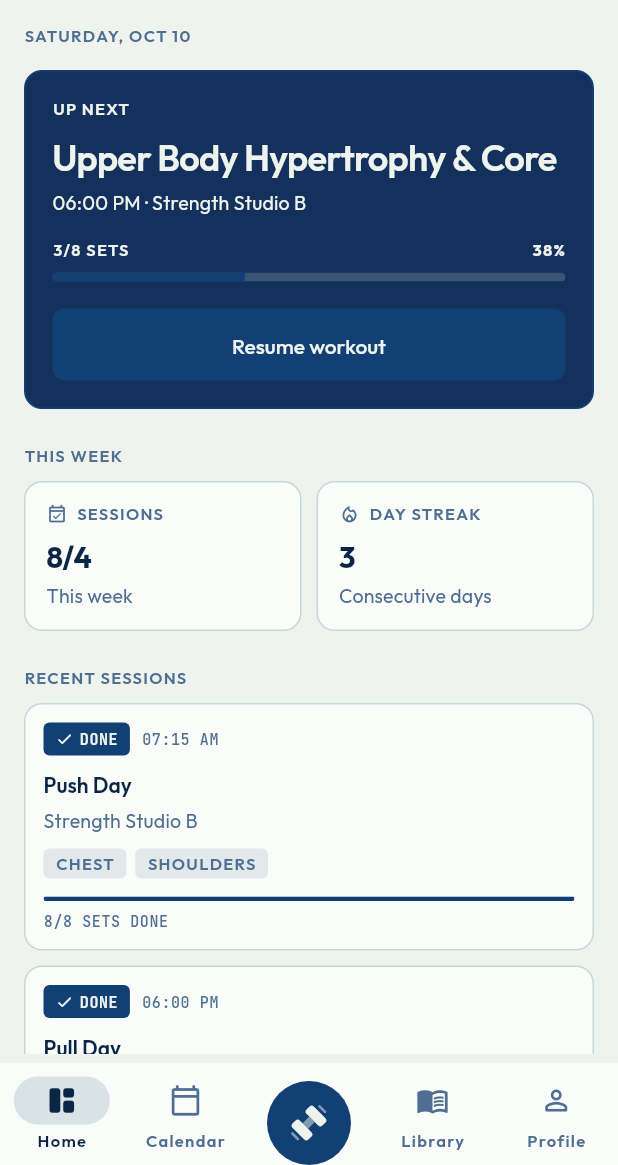
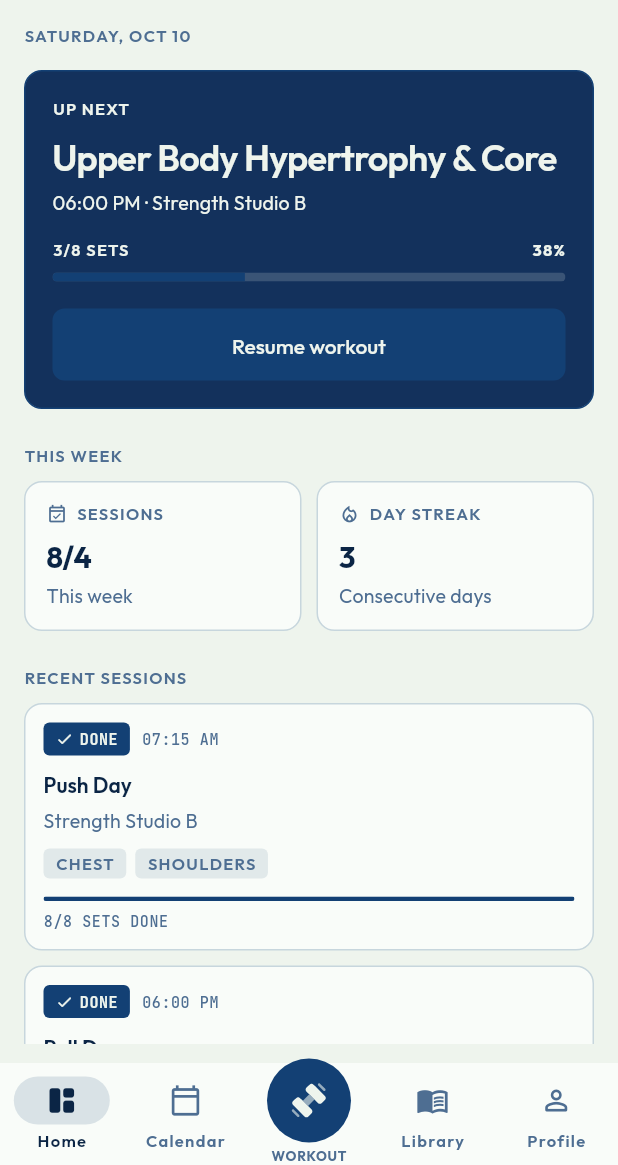
Before and after one commit to swcidd/plus_one, a Flutter app: the screen it shows after launch, on a phone screen of 412 x 824 dp, the part 71-1236 px from its top. Run offline on Flutter 3.47's test engine with Material 3 defaults, Android fonts, the phone set to English and light mode, and no system bars; our stand-ins replace equatable, flutter_svg, google_fonts.

Commit message:
fix(assets): lighten the dumbbell mark and label the action
The asset shipped a near-black fill, which put a dark glyph on the
primary container in light mode and on Mint Cream in dark mode - low
contrast in one, invisible in the other. Recoloured the file to a white
silhouette and raised the two secondary paths from 0.5 to 0.6 opacity
so the mark still shows internal structure once it is no longer a
dark shape on a dark shape.

The srcIn filter stays as well. The authored colour is now correct on
its own, but keeping the tint means a future change to the primary
colour cannot leave a fixed-dark mark stranded on the button.

Added the label under the circle. Without it the action was the only
destination in the bar with no name, which made it the one a screen
reader could not identify and the one a first-time user could not
identify either.

Circle reduced from 56 to 52 and the lift from 18 to 10: the label
adds height below the circle, and both numbers together had to stay
inside the bar's bounds.

```diff
--- a/lib/widgets/workout_action_button.dart
+++ b/lib/widgets/workout_action_button.dart
@@ -1,29 +1,30 @@
 import 'package:flutter/material.dart';
 import 'package:flutter_svg/flutter_svg.dart';
 
-/// The centred action button in the destination bar.
+import '../theme/app_typography.dart';
+
+/// The centred action in the destination bar.
 ///
-/// Sits between the tabs and reads as a different kind of control: a filled
-/// circle on the bar's surface, where every other destination is an unboxed
-/// icon and label. The contrast is the point - "start a workout" is the one
-/// thing a lifter opens the app to do, and a row of four identical icons would
-/// bury it at the same weight as "browse exercises".
-///
-/// Raises out of the bar rather than sitting flush in it so it reads as an
-/// action on the bar rather than a fifth place to go.
+/// A filled circle raised above the bar, labelled underneath, where every other
+/// destination is an unboxed icon with its own label. The contrast is the point:
+/// "start a workout" is the one thing a lifter opens the app to do, and a row of
+/// four identically weighted icons would bury it at the same value as "browse
+/// exercises".
 class WorkoutActionButton extends StatelessWidget {
   const WorkoutActionButton({
     super.key,
     required this.onPressed,
-    this.size = 56,
+    this.size = 52,
+    this.label = 'Workout',
   });
 
-  /// Opening a session. The button owns no state of its own, so what happens
+  /// Opens a session. The button owns no state of its own, so what happens
   /// afterwards is the caller's decision - the bar does not know whether this
   /// resumes today's plan or starts something new.
   final VoidCallback onPressed;
 
   final double size;
+  final String label;
 
   @override
   Widget build(BuildContext context) {
@@ -31,17 +32,20 @@ class WorkoutActionButton extends StatelessWidget {
 
     return Semantics(
       button: true,
-      label: 'Start a workout',
-      // The circle is a visual container, not a control boundary; the tappable
-      // area is the whole elevated button including its invisible padding.
+      label: label,
+      // The circle and its text are one control: hiding the child's own label
+      // stops a screen reader announcing "Workout" twice.
+      excludeSemantics: true,
       child: Padding(
         // Lifts the circle above the bar's top edge without changing the bar's
-        // height, so the raised button is never clipped. Sized rather than
-        // offset because a Stack aligns its children by position, not by
-        // padding, and padding is what keeps the circle inside the bar's own
-        // bounds for hit testing.
-        padding: const EdgeInsets.only(top: 18),
-        child: SizedBox(
+        // height, so the raised button is never clipped. Sized to the sum of
+        // the circle, the gap and the label, so the whole control sits inside
+        // the bar's bounds rather than hanging below the screen edge.
+        padding: const EdgeInsets.only(top: 10),
+        child: Column(
+          mainAxisSize: MainAxisSize.min,
+          children: [
+            SizedBox(
               width: size,
               height: size,
               child: Material(
@@ -56,20 +60,37 @@ class WorkoutActionButton extends StatelessWidget {
                   child: Center(
                     child: SvgPicture.asset(
                       _dumbbellAsset,
-                  // Recoloured rather than shipped as a fixed dark ink: the
-                  // file's own fill is near-black, which would vanish against
-                  // the primary container in dark mode.
+                      // Recoloured rather than shipped at its authored fill, so
+                      // the mark keeps contrast if the theme ever changes the
+                      // primary colour. The asset itself is a plain white
+                      // silhouette; this filter is what ties it to the scheme.
                       colorFilter: ColorFilter.mode(
                         scheme.onPrimary,
                         BlendMode.srcIn,
                       ),
-                  width: size * 0.5,
-                  height: size * 0.5,
-                  semanticsLabel: 'Dumbbell',
+                      width: size * 0.48,
+                      height: size * 0.48,
                     ),
                   ),
                 ),
               ),
+            ),
+            const SizedBox(height: 3),
+            // Matches the bar's own label treatment so the action reads as
+            // belonging to the same row rather than bolted onto it. Sized down
+            // because it sits under a bigger element than the tab labels do.
+            Text(
+              label.toUpperCase(),
+              style: context.text.labelCaps.copyWith(
+                fontSize: 9,
+                height: 12 / 9,
+                letterSpacing: 0.5,
+                color: scheme.onSurfaceVariant,
+                fontWeight: FontWeight.w700,
+              ),
+              maxLines: 1,
+            ),
+          ],
         ),
       ),
     );
```
Also changed, not shown: assets/images/dumbbell-large-minimalistic-svgrepo-com.svg. Lines whose indentation alone changed are shown as unchanged.
